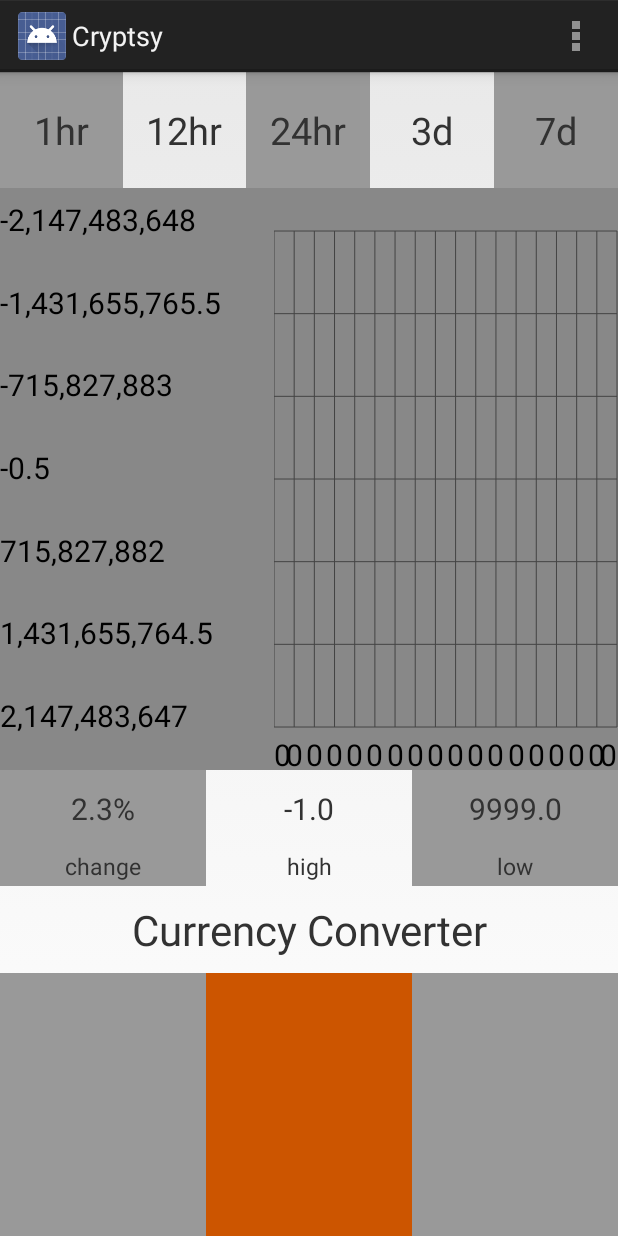
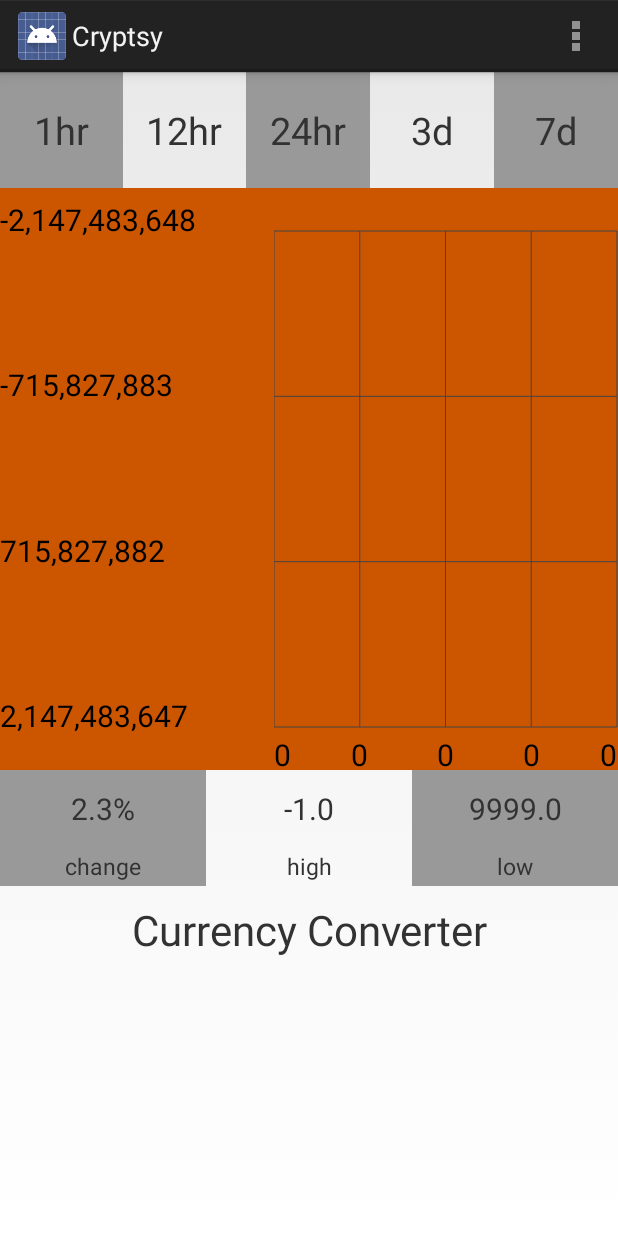
Before and after one commit to christophior/DogecoinTicker, an Android app: the cryptsy screen opened directly, with no data from a screen before it, on a phone screen of 412 x 824 dp. Run offline under Robolectric (Android 15) with nearby library versions, the phone set to English and light mode, and no system bars.

Commit message:
graph changes and restricted exchanges

```diff
--- a/DogecoinTicker/src/main/java/christophior/dogecointicker/dogecointicker/cryptsy.java
+++ b/DogecoinTicker/src/main/java/christophior/dogecointicker/dogecointicker/cryptsy.java
@@ -41,7 +41,7 @@ public class cryptsy extends Activity {
     protected void onCreate(Bundle savedInstanceState) {
         super.onCreate(savedInstanceState);
         (new GetJson()).execute();
-        setContentView(R.layout.activity_cryptsy);
+        setContentView(R.layout.activity_exchange);
     }
 
     @Override
@@ -175,15 +175,15 @@ public class cryptsy extends Activity {
 //        graphView.getGraphViewStyle().setGridColor(Color.GREEN);
 //        graphView.getGraphViewStyle().setHorizontalLabelsColor(Color.YELLOW);
 //        graphView.getGraphViewStyle().setVerticalLabelsColor(Color.RED);
-//        graphView.getGraphViewStyle().setTextSize(getResources().getDimension(R.dimen.big));
-//        graphView.getGraphViewStyle().setNumHorizontalLabels(5);
-//        graphView.getGraphViewStyle().setNumVerticalLabels(4);
-//        graphView.getGraphViewStyle().setVerticalLabelsWidth(300);
+//        graphView.getGraphViewStyle().setTextSize(getResources().getDimension(2));
+        graphView.getGraphViewStyle().setNumHorizontalLabels(5);
+        graphView.getGraphViewStyle().setNumVerticalLabels(4);
+//        graphView.getGraphViewStyle().setVerticalLabelsWidth(1);
             // set view port, start=2, size=40
 //        graphView.setViewPort(2, 40);
 //        graphView.setScrollable(true);
             // optional - activate scaling / zooming
-        graphView.setScalable(true);
+//        graphView.setScalable(true);
 
             LinearLayout layout = (LinearLayout) findViewById(R.id.graph);
             layout.addView(graphView);
--- a/DogecoinTicker/src/main/res/layout/activity_cryptsy.xml
+++ b/DogecoinTicker/src/main/res/layout/activity_exchange.xml
@@ -93,7 +93,7 @@
         android:layout_width="fill_parent"
         android:layout_height="0dip"
         android:layout_weight="5"
-        android:background="#888888"/>
+        android:background="#CC5500"/>
 
     <LinearLayout
         android:id="@+id/stats"
@@ -234,20 +234,17 @@
             <LinearLayout
                 android:layout_weight="1"
                 android:layout_width="0dip"
-                android:layout_height="fill_parent"
-                android:background="#999999"/>
+                android:layout_height="fill_parent"/>
 
             <LinearLayout
                 android:layout_weight="1"
                 android:layout_width="0dip"
-                android:layout_height="fill_parent"
-                android:background="#cc5500"/>
+                android:layout_height="fill_parent"/>
 
             <LinearLayout
                 android:layout_weight="1"
                 android:layout_width="0dip"
-                android:layout_height="fill_parent"
-                android:background="#999999"/>
+                android:layout_height="fill_parent"/>
 
         </LinearLayout>
 
```
Also changed, not shown: DogecoinTicker/src/main/java/christophior/dogecointicker/dogecointicker/ExchangeList.java (+4 -4 lines).
